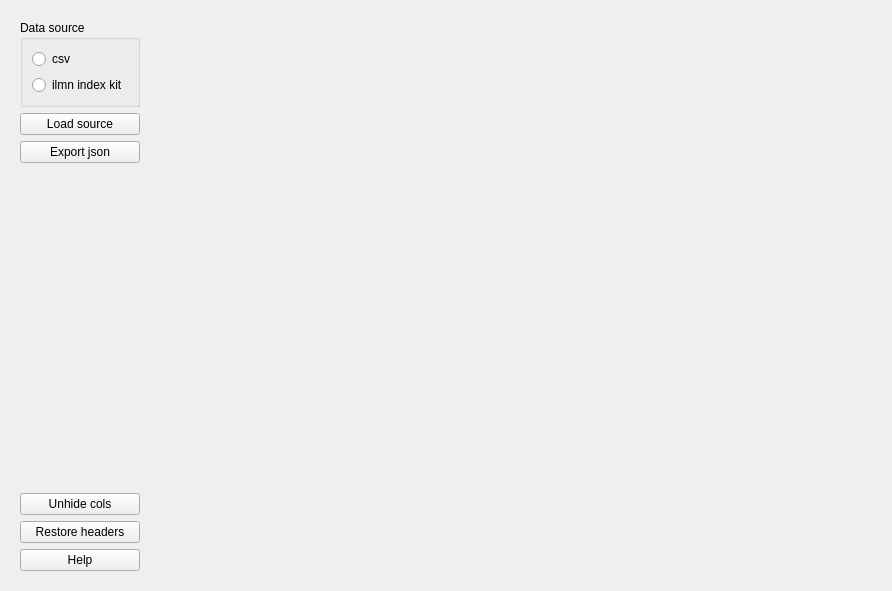
First picture: the form in ui/widget.ui, repository Clinical-Genomics-Umea/index_tool, before the edit.
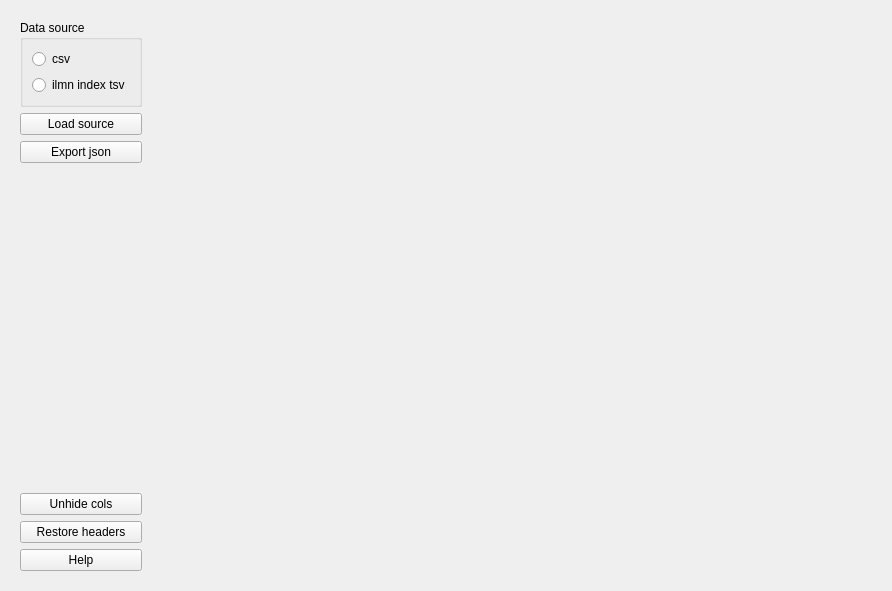
Second picture: the form after the edit.

Patch:
```diff
--- a/ui/widget.ui
+++ b/ui/widget.ui
@@ -35,7 +35,7 @@
            <item>
             <widget class="QRadioButton" name="ilmn_radioButton">
              <property name="text">
-              <string>ilmn index kit</string>
+              <string>ilmn index tsv</string>
              </property>
             </widget>
            </item>
```
